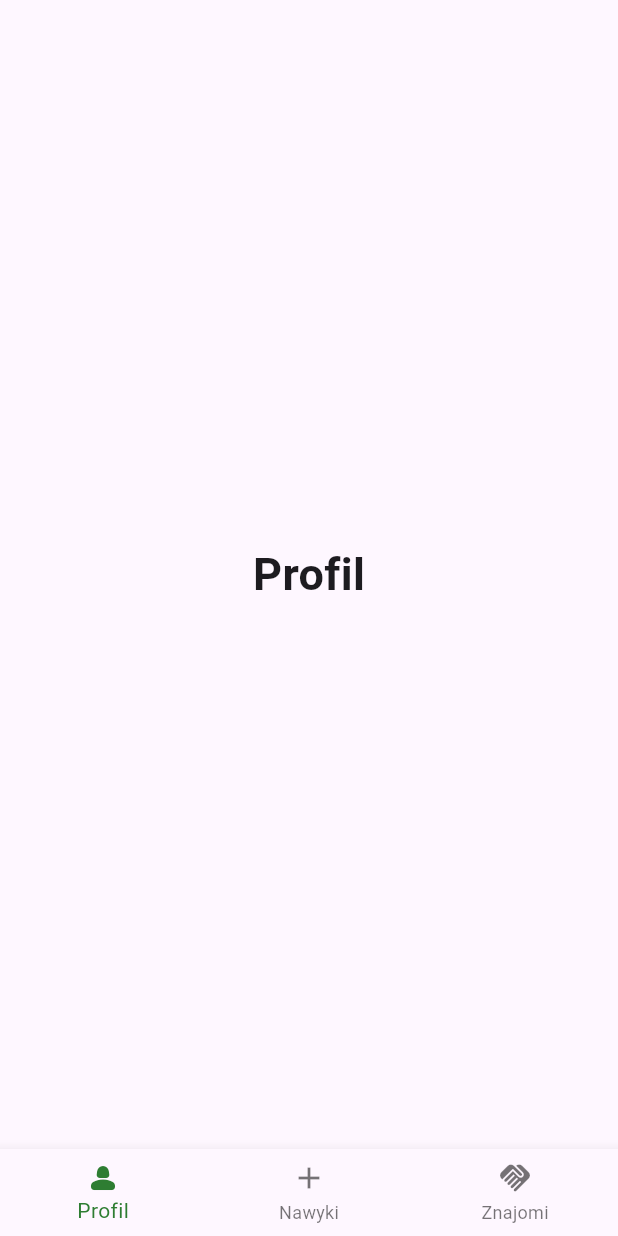
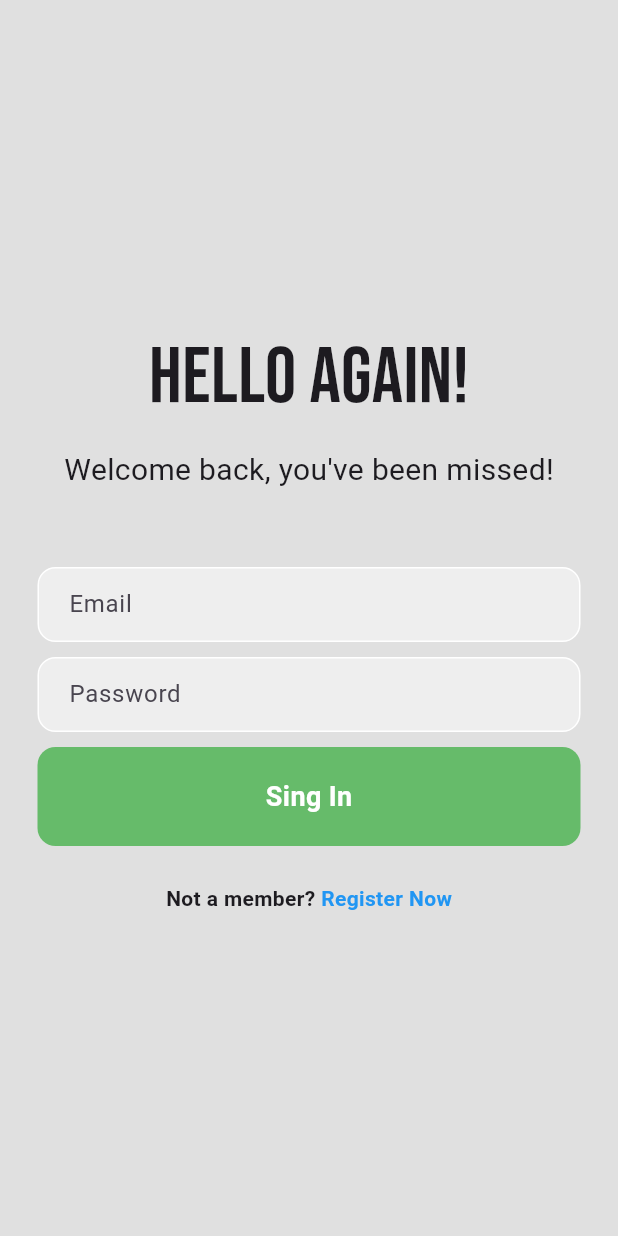
Before and after one commit to BartekASTAR/EcoLoveYa, a Flutter app: the screen it shows after launch, on a phone screen of 412 x 824 dp. Run offline on Flutter 3.47's test engine with Material 3 defaults, Android fonts, the light colour scheme and no system bars; our stand-ins replace cloud_firestore, firebase_core, flutter_slidable, google_fonts; missing offline and left inert: datetime_setting; accounts and stored records are empty.

Commit message:
Main files. Weekly bar + Login page

```diff
--- a/lib/basket_page.dart
+++ b/lib/basket_page.dart
@@ -1,5 +1,3 @@
-import 'dart:io';
-
 import 'package:eco_life/basket.dart';
 import 'package:flutter/material.dart';
 import 'package:cloud_firestore/cloud_firestore.dart';
--- a/lib/home.dart
+++ b/lib/home.dart
@@ -1,5 +1,7 @@
+import 'package:datetime_setting/datetime_setting.dart';
 import 'package:eco_life/basket_page.dart';
 import 'package:eco_life/habits.dart';
+import 'package:eco_life/weekly_bar.dart';
 import 'package:flutter/material.dart';
 
 //TextButton(onPressed: () {
@@ -15,15 +17,11 @@ class MyHomePage extends StatefulWidget {
 }
 
 class _MyHomePageState extends State<MyHomePage> {
-
   int _selectedIndex = 0;
   static const TextStyle optionStyle =
-  TextStyle(fontSize: 30, fontWeight: FontWeight.bold);
-  static const List<Widget> _widgetOptions = <Widget>[
-    Text(
-      'Profil',
-      style: optionStyle,
-    ),
+      TextStyle(fontSize: 30, fontWeight: FontWeight.bold);
+  List<Widget> _widgetOptions = <Widget>[
+    Text("Profil"),
     Habits(),
     Text(
       'Znajomi',
@@ -63,6 +61,5 @@ class _MyHomePageState extends State<MyHomePage> {
         onTap: _onItemTapped,
       ),
     );
-
+  }
 }
-}
--- /dev/null
+++ b/lib/login.dart
@@ -0,0 +1,120 @@
+import 'package:flutter/material.dart';
+import 'package:google_fonts/google_fonts.dart';
+
+class LoginPage extends StatefulWidget {
+  const LoginPage({super.key});
+
+  @override
+  State<LoginPage> createState() => _LoginPageState();
+}
+
+class _LoginPageState extends State<LoginPage> {
+  @override
+  Widget build(BuildContext context) {
+    return Scaffold(
+      backgroundColor: Colors.grey[300],
+      body: SafeArea(
+        child: Center(
+          child: Column(
+            mainAxisAlignment: MainAxisAlignment.center,
+            children: [
+              Text(
+                'Hello Again!',
+                style: GoogleFonts.bebasNeue(fontSize: 52),
+              ),
+              SizedBox(
+                height: 10,
+              ),
+              Text(
+                'Welcome back, you\'ve been missed!',
+                style: TextStyle(fontSize: 20),
+              ),
+              SizedBox(
+                height: 50,
+              ),
+              Padding(
+                padding: const EdgeInsets.symmetric(horizontal: 25.0),
+                child: Container(
+                  decoration: BoxDecoration(
+                    color: Colors.grey[200],
+                    border: Border.all(color: Colors.white),
+                    borderRadius: BorderRadius.circular(12),
+                  ),
+                  child: Padding(
+                    padding: const EdgeInsets.only(left: 20.0),
+                    child: TextField(
+                      decoration: InputDecoration(
+                        border: InputBorder.none,
+                        hintText: 'Email',
+                      ),
+                    ),
+                  ),
+                ),
+              ),
+              SizedBox(
+                height: 10,
+              ),
+              Padding(
+                padding: const EdgeInsets.symmetric(horizontal: 25.0),
+                child: Container(
+                  decoration: BoxDecoration(
+                    color: Colors.grey[200],
+                    border: Border.all(color: Colors.white),
+                    borderRadius: BorderRadius.circular(12),
+                  ),
+                  child: Padding(
+                    padding: const EdgeInsets.only(left: 20.0),
+                    child: TextField(
+                      obscureText: true,
+                      decoration: InputDecoration(
+                        border: InputBorder.none,
+                        hintText: 'Password',
+                      ),
+                    ),
+                  ),
+                ),
+              ),
+              SizedBox(
+                height: 10,
+              ),
+              Padding(
+                padding: const EdgeInsets.symmetric(horizontal: 25.0),
+                child: Container(
+                  padding: EdgeInsets.all(20),
+                  decoration: BoxDecoration(
+                      color: Colors.green[400],
+                      borderRadius: BorderRadius.circular(12)),
+                  child: Center(
+                      child: Text(
+                    'Sing In',
+                    style: TextStyle(
+                        color: Colors.white,
+                        fontWeight: FontWeight.bold,
+                        fontSize: 18),
+                  )),
+                ),
+              ),
+              SizedBox(
+                height: 25,
+              ),
+              Row(
+                mainAxisAlignment: MainAxisAlignment.center,
+                children: [
+                  Text(
+                    "Not a member?",
+                    style: TextStyle(fontWeight: FontWeight.bold),
+                  ),
+                  Text(
+                    ' Register Now',
+                    style: TextStyle(
+                        color: Colors.blue, fontWeight: FontWeight.bold),
+                  ),
+                ],
+              )
+            ],
+          ),
+        ),
+      ),
+    );
+  }
+}
--- a/lib/main.dart
+++ b/lib/main.dart
@@ -1,9 +1,12 @@
+import 'dart:async';
+import 'package:datetime_setting/datetime_setting.dart';
 import 'package:eco_life/firebase_options.dart';
 import 'package:firebase_core/firebase_core.dart';
 import 'package:cloud_firestore/cloud_firestore.dart';
 import 'package:flutter/material.dart';
 
 import 'home.dart';
+import 'login.dart';
 
 void main() async {
   WidgetsFlutterBinding.ensureInitialized();
@@ -12,6 +15,21 @@ void main() async {
     options: DefaultFirebaseOptions.currentPlatform,
   );
   runApp(const MyApp());
+
+  //TODO : Sprawdzić jak to wpływa na działanie aplikacji
+  var period = const Duration(seconds:2);
+  Timer.periodic(period,(arg){
+    CheckDateSettings();
+  });
+}
+
+void CheckDateSettings() async {
+  bool timeAuto = await DatetimeSetting.timeIsAuto();
+  bool timezoneAuto = await DatetimeSetting.timeZoneIsAuto();
+
+  if (!timezoneAuto || !timeAuto) {
+    DatetimeSetting.openSetting();
+  }
 }
 
 class MyApp extends StatelessWidget {
@@ -20,12 +38,8 @@ class MyApp extends StatelessWidget {
   @override
   Widget build(BuildContext context) {
     return MaterialApp(
-      title: 'Flutter Demo',
-      theme: ThemeData(
-        colorScheme: ColorScheme.fromSeed(seedColor: Colors.deepPurple),
-        useMaterial3: true,
-      ),
-      home: const MyHomePage(),
+      debugShowCheckedModeBanner: false,
+      home: LoginPage(),
     );
   }
 }
--- a/pubspec.yaml
+++ b/pubspec.yaml
@@ -35,9 +35,14 @@ dependencies:
   # The following adds the Cupertino Icons font to your application.
   # Use with the CupertinoIcons class for iOS style icons.
   cupertino_icons: ^1.0.8
+  google_fonts:
   firebase_core: ^3.6.0
   cloud_firestore: ^5.4.4
   flutter_slidable: ^3.1.1
+  table_calendar: ^3.1.2
+  ntp: ^2.0.0
+  easy_date_timeline: ^1.1.3
+  datetime_setting: ^2.0.3
 
 dev_dependencies:
   flutter_test:
```
Also changed, not shown: lib/circle_button.dart (+13 -9 lines), lib/habit_tile.dart (+8 -12 lines), lib/habit_tile_weekly.dart (added, +43 -0 lines), lib/habits.dart (+8 -4 lines), lib/weekly_bar.dart (added, +80 -0 lines), pubspec.lock, 4 other files.
